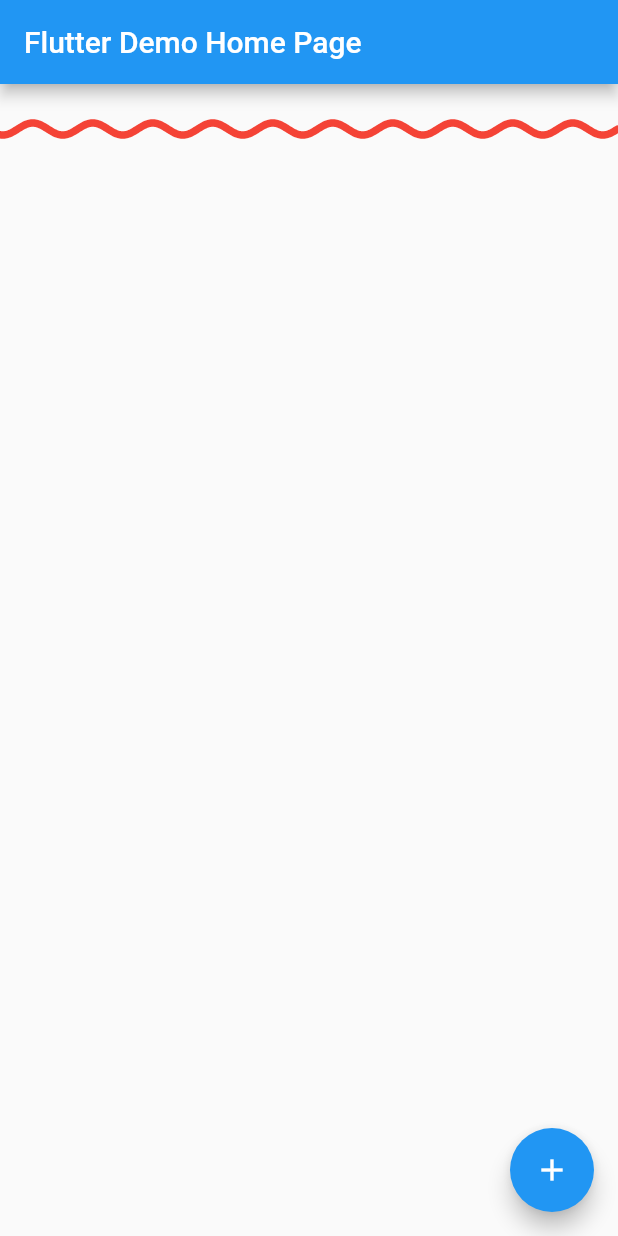
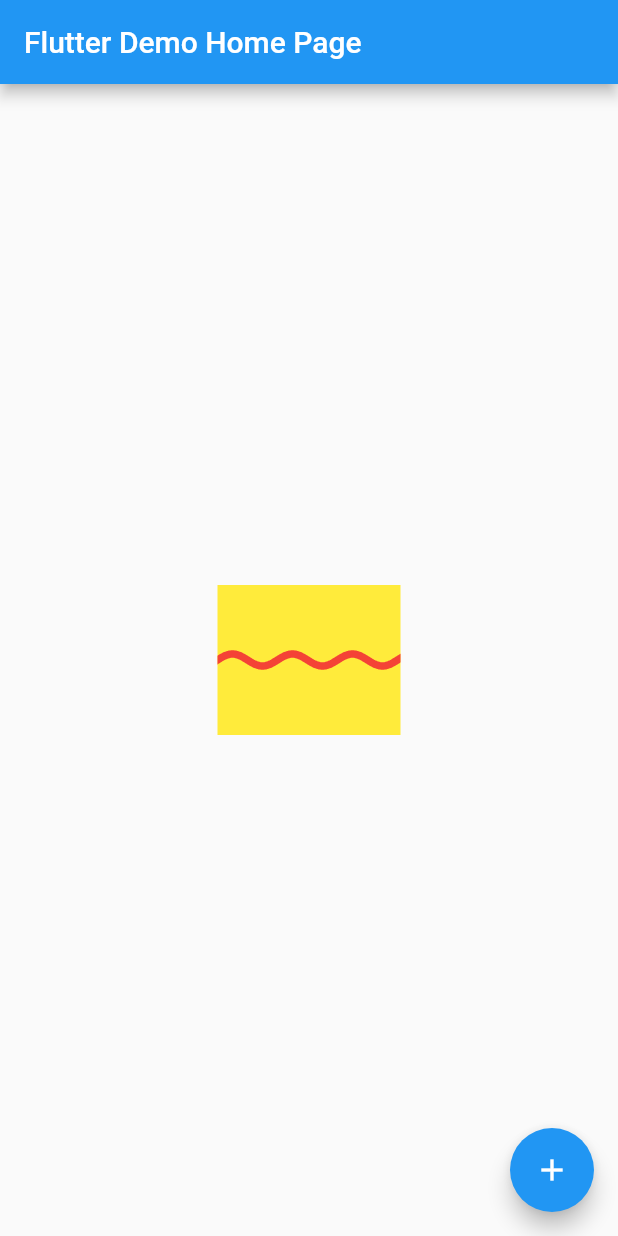
Before and after one commit to arpit/squigglylines, a Flutter app: the screen it shows after launch, on a phone screen of 412 x 824 dp. Run offline on Flutter 3.47's test engine with Material 2 defaults, Android fonts, the phone set to English and light mode, and no system bars.

Commit message:
added animation duration, removed offset

```diff
--- a/squigglylines/lib/squigglylines.dart
+++ b/squigglylines/lib/squigglylines.dart
@@ -5,10 +5,12 @@ class SquigglyLines extends StatefulWidget {
 
   final Color color;
   final int wavePeriod;
-  final int waveOffset;
   final int waveAmplitude;
+  final int animDuration;
 
-  SquigglyLines({@required this.color, this.wavePeriod=40, this.waveOffset=10, this.waveAmplitude=4});
+  SquigglyLines({@required this.color,
+                this.animDuration=4,
+                this.wavePeriod=40, this.waveAmplitude=4});
 
   @override
   _SquigglyLinesState createState() => _SquigglyLinesState();
@@ -24,11 +26,11 @@ class _SquigglyLinesState extends State<SquigglyLines> with TickerProviderStateM
 
     controller = AnimationController(
       vsync: this,
-      duration: Duration(seconds: 4),
+      duration: Duration(seconds: widget.animDuration),
     );
 
-    final Tween<double> _radiusTween = Tween(begin: 0.0, end: 200);
-    animation = _radiusTween.animate(controller)
+    final Tween<double> _tween = Tween(begin: -widget.wavePeriod.toDouble(), end: widget.wavePeriod.toDouble());
+    animation = _tween.animate(controller)
       ..addListener(() {
         setState(() {});
       })
@@ -57,7 +59,6 @@ class _SquigglyLinesState extends State<SquigglyLines> with TickerProviderStateM
           painter: WavePainter(animation.value,
                             widget.color,
                             widget.wavePeriod,
-                            widget.waveOffset,
                             widget.waveAmplitude),
           child: Container(),
         );
--- a/squigglylines/lib/wavepainter.dart
+++ b/squigglylines/lib/wavepainter.dart
@@ -5,10 +5,9 @@ class WavePainter extends CustomPainter {
   final double _animValue;
   final Color color;
   final int wavePeriod;
-  final int waveOffset;
   final int waveAmplitude;
 
-  WavePainter(this._animValue, this.color, this.wavePeriod, this.waveOffset, this.waveAmplitude);
+  WavePainter(this._animValue, this.color, this.wavePeriod, this.waveAmplitude);
 
   final Path path = Path();
 
@@ -25,8 +24,6 @@ class WavePainter extends CustomPainter {
 
   @override
   void paint(Canvas canvas, Size size) {
-    //print("---- ${_animValue}");
-
     canvas.clipRect(Rect.fromLTRB(0, 0, size.width, size.height));
 
     final paint = Paint()
@@ -35,10 +32,10 @@ class WavePainter extends CustomPainter {
       ..style = PaintingStyle.stroke
       ..strokeWidth = 5;
 
-    final double lineStart = _animValue - size.width;
-    final double lineEnd = size.width;
+    final double lineStart = _animValue - wavePeriod;
+    final double lineEnd = size.width+wavePeriod;
 
-    final baseline = 30;
+    final baseline = size.height/2;
 
     // we need a point at least every segmentWidth, this defines the point
     final double segmentWidth = wavePeriod / SEGMENTS_PER_PERIOD;
@@ -51,7 +48,7 @@ class WavePainter extends CustomPainter {
 
     for (int i = 0; i < amountPoints; i++) {
       final radiansX =
-          calculateOffsetRadians(lineStart, pointX) + waveOffset;
+          calculateOffsetRadians(lineStart, pointX);
       final offsetY = sin(radiansX) * waveAmplitude;
       final y = baseline + offsetY;
 
--- a/squigglylines_sample/lib/main.dart
+++ b/squigglylines_sample/lib/main.dart
@@ -43,7 +43,13 @@ class _MyHomePageState extends State<MyHomePage> {
         title: Text(widget.title),
       ),
       body: Center(
-        child: SquigglyLines(color: Colors.red)
+        child: SizedBox(
+          width:122, height: 100,
+          child: Container(
+            color:Colors.yellow,
+            child: SquigglyLines(color: Colors.red, animDuration: 1,),
+          ),
+        )
       ),
       floatingActionButton: FloatingActionButton(
         onPressed: _incrementCounter,
```
